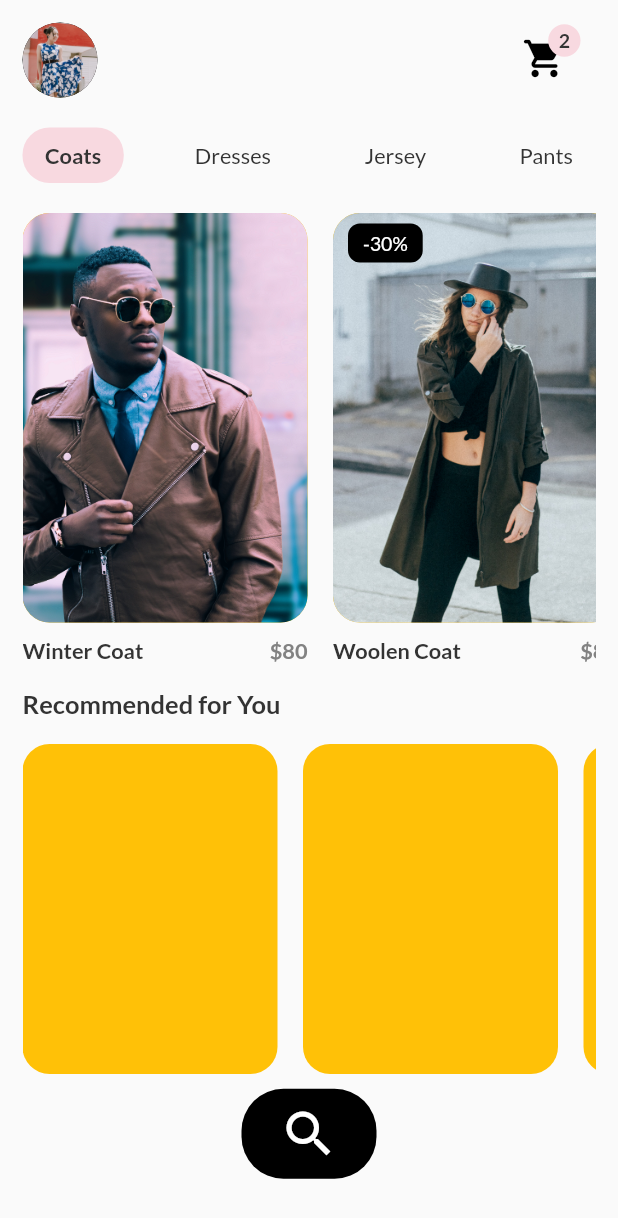
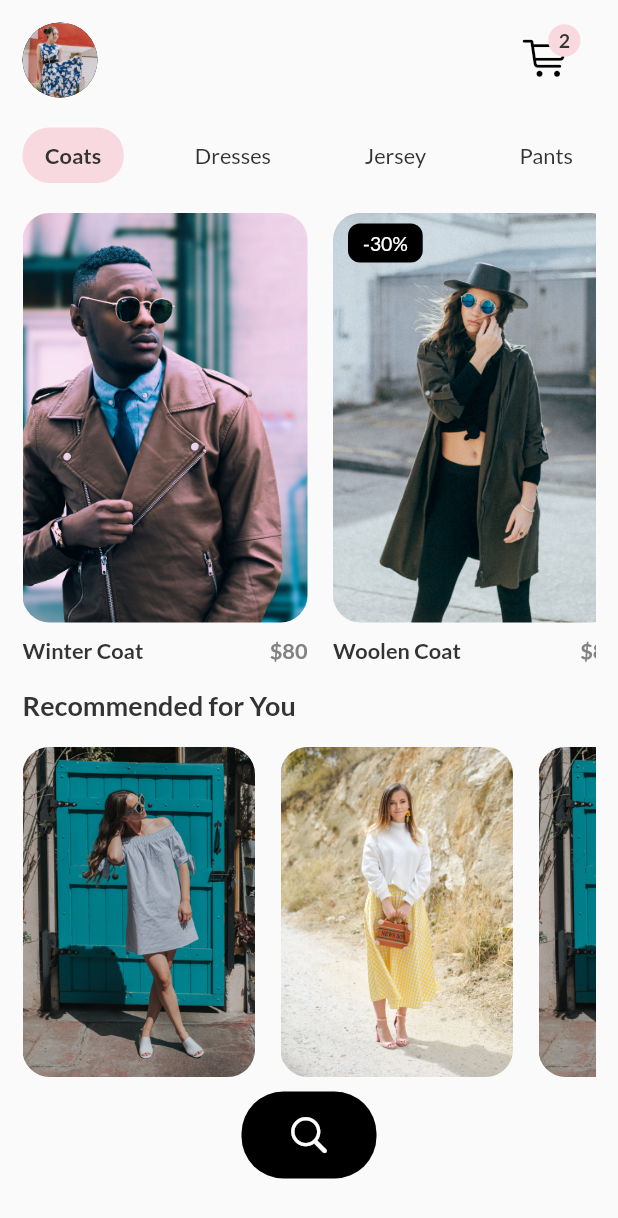
Before and after one commit to HemlockBane/purrweb-ecommerce-ui, a Flutter app: the screen it shows after launch, on a phone screen of 412 x 824 dp. Shown: the top 1218 px of the screen. Run offline on Flutter 3.47's test engine with Material 2 defaults, Android fonts, the phone set to English and light mode, and no system bars; our stand-ins replace google_fonts.

```diff
--- a/lib/main.dart
+++ b/lib/main.dart
@@ -1,63 +1,9 @@
 import 'package:constraints_tutorial/widgets/theme.dart';
+import 'package:constraints_tutorial/models/item.dart';
 import 'package:flutter/cupertino.dart';
 import 'package:flutter/material.dart';
 
-TextStyle textStyle(BuildContext context,
-    {Color color = AppTheme.black,
-    double fontSize = 17.0,
-    FontWeight fontWeight = FontWeight.normal}) {
-  return Theme.of(context).textTheme.bodyText1.copyWith(
-        color: color,
-        fontSize: fontSize,
-        fontWeight: fontWeight,
-      );
-}
 
-class Item {
-  Item({this.name, this.price, this.discount, this.imagePath});
-
-  String name = "";
-  int price = 0;
-  int discount = 0;
-  String imagePath = "";
-}
-
-class AppImages {
-  static String _basePath = "assets/images";
-  static String dami = "$_basePath/dami.jpg";
-  static String eliDafaria = "$_basePath/eli_defaria.jpg";
-  static String marionelLuciano = "$_basePath/marionel_luciano.jpg";
-  static String markAdriano = "$_basePath/mark_adriano.jpg";
-  static String tamaraBellis = "$_basePath/tamara_bellis.jpg";
-}
-
-List<Item> getPlaceHolderItems() {
-  return <Item>[
-    Item(
-        name: "Winter Coat", price: 80, discount: 0, imagePath: AppImages.dami),
-    Item(
-        name: "Woolen Coat",
-        price: 80,
-        discount: 30,
-        imagePath: AppImages.eliDafaria),
-    Item(
-        name: "Winter Coat", price: 80, discount: 0, imagePath: AppImages.dami),
-    Item(
-        name: "Woolen Coat",
-        price: 80,
-        discount: 30,
-        imagePath: AppImages.eliDafaria)
-  ];
-}
-
-List<Item> getRecommendedPlaceHolderItems() {
-  return <Item>[
-    Item(name: "", price: 80, discount: 0, imagePath: AppImages.markAdriano),
-    Item(name: "", price: 80, discount: 30, imagePath: AppImages.tamaraBellis),
-    Item(name: "", price: 80, discount: 0, imagePath: AppImages.markAdriano),
-    Item(name: "", price: 80, discount: 30, imagePath: AppImages.tamaraBellis)
-  ];
-}
 
 void main() {
   runApp(MyApp());
@@ -70,9 +16,6 @@ class MyApp extends StatelessWidget {
     return MaterialApp(
       title: 'Purrweb Store',
       theme: AppTheme().getDefaultAppTheme(),
-      // theme: ThemeData(
-      //   visualDensity: VisualDensity.adaptivePlatformDensity,
-      // ),
       home: MyHomePage(),
     );
   }
@@ -117,7 +60,7 @@ class _MyHomePageState extends State<MyHomePage> {
               Align(
                 alignment: Alignment(0.0, 0.9),
                 child: Container(
-                  padding: EdgeInsets.symmetric(horizontal: 25, vertical: 10),
+                  padding: EdgeInsets.symmetric(horizontal: 30, vertical: 14),
                   decoration: BoxDecoration(
                     color: Colors.black,
                     borderRadius: BorderRadius.all(
@@ -125,8 +68,8 @@ class _MyHomePageState extends State<MyHomePage> {
                     ),
                   ),
                   child: Icon(
-                    Icons.search,
-                    size: 40,
+                    CupertinoIcons.search,
+                    size: 30,
                     color: Colors.white,
                   ),
                 ),
@@ -164,7 +107,7 @@ class _MyHomePageState extends State<MyHomePage> {
               margin: EdgeInsets.only(right: 10),
               child: IconButton(
                 icon: Icon(
-                  Icons.shopping_cart_rounded,
+                  CupertinoIcons.cart,
                   size: 30,
                   color: Colors.black,
                 ),
@@ -256,7 +199,6 @@ class _MyHomePageState extends State<MyHomePage> {
                                     image: DecorationImage(
                                         image: AssetImage(item.imagePath),
                                         fit: BoxFit.cover),
-                                    color: Colors.amber,
                                     borderRadius: BorderRadius.all(
                                       Radius.circular(18),
                                     ),
@@ -323,7 +265,7 @@ class _MyHomePageState extends State<MyHomePage> {
               style: textStyle(
                 context,
                 fontWeight: FontWeight.bold,
-                fontSize: 17,
+                fontSize: 18,
               ),
             ),
             SizedBox(
@@ -335,16 +277,21 @@ class _MyHomePageState extends State<MyHomePage> {
                 scrollDirection: Axis.horizontal,
                 children: List.generate(
                   4,
-                  (int idx) => Container(
+                  (int idx) {
+                    final items = getRecommendedPlaceHolderItems();
+                    final item = items[idx];
+                    return Container(
                       margin: EdgeInsets.only(right: 17),
                       height: 100,
-                    width: 170,
+                      width: 155,
                       child: Column(
                         children: [
                           Expanded(
                             child: Container(
                               decoration: BoxDecoration(
-                              color: Colors.amber,
+                                image: DecorationImage(
+                                    image: AssetImage(item.imagePath),
+                                    fit: BoxFit.cover),
                                 borderRadius: BorderRadius.all(
                                   Radius.circular(18),
                                 ),
@@ -356,7 +303,8 @@ class _MyHomePageState extends State<MyHomePage> {
                           ),
                         ],
                       ),
-                  ),
+                    );
+                  },
                 ),
               ),
             ),
--- /dev/null
+++ b/lib/models/item.dart
@@ -0,0 +1,59 @@
+import 'package:constraints_tutorial/widgets/theme.dart';
+import 'package:flutter/material.dart';
+
+TextStyle textStyle(BuildContext context,
+    {Color color = AppTheme.black,
+    double fontSize = 17.0,
+    FontWeight fontWeight = FontWeight.normal}) {
+  return Theme.of(context).textTheme.bodyText1.copyWith(
+        color: color,
+        fontSize: fontSize,
+        fontWeight: fontWeight,
+      );
+}
+
+class Item {
+  Item({this.name, this.price, this.discount, this.imagePath});
+
+  String name = "";
+  int price = 0;
+  int discount = 0;
+  String imagePath = "";
+}
+
+class AppImages {
+  static String _basePath = "assets/images";
+  static String dami = "$_basePath/dami.jpg";
+  static String eliDafaria = "$_basePath/eli_defaria.jpg";
+  static String marionelLuciano = "$_basePath/marionel_luciano.jpg";
+  static String markAdriano = "$_basePath/mark_adriano.jpg";
+  static String tamaraBellis = "$_basePath/tamara_bellis.jpg";
+}
+
+List<Item> getPlaceHolderItems() {
+  return <Item>[
+    Item(
+        name: "Winter Coat", price: 80, discount: 0, imagePath: AppImages.dami),
+    Item(
+        name: "Woolen Coat",
+        price: 80,
+        discount: 30,
+        imagePath: AppImages.eliDafaria),
+    Item(
+        name: "Winter Coat", price: 80, discount: 0, imagePath: AppImages.dami),
+    Item(
+        name: "Woolen Coat",
+        price: 80,
+        discount: 30,
+        imagePath: AppImages.eliDafaria)
+  ];
+}
+
+List<Item> getRecommendedPlaceHolderItems() {
+  return <Item>[
+    Item(name: "", price: 80, discount: 0, imagePath: AppImages.markAdriano),
+    Item(name: "", price: 80, discount: 30, imagePath: AppImages.tamaraBellis),
+    Item(name: "", price: 80, discount: 0, imagePath: AppImages.markAdriano),
+    Item(name: "", price: 80, discount: 30, imagePath: AppImages.tamaraBellis)
+  ];
+}
--- a/pubspec.yaml
+++ b/pubspec.yaml
@@ -3,7 +3,7 @@ description: A new Flutter project.
 
 # The following line prevents the package from being accidentally published to
 # pub.dev using `pub publish`. This is preferred for private packages.
-publish_to: 'none' # Remove this line if you wish to publish to pub.dev
+publish_to: "none" # Remove this line if you wish to publish to pub.dev
 
 # The following defines the version and build number for your application.
 # A version number is three numbers separated by dots, like 1.2.43
@@ -24,6 +24,7 @@ dependencies:
   flutter:
     sdk: flutter
   cupertino_icons: ^1.0.0
+  font_awesome_flutter: ^8.11.0
   google_fonts: ^1.1.2
 
 dev_dependencies:
@@ -34,7 +35,6 @@ dev_dependencies:
 # following page: https://dart.dev/tools/pub/pubspec
 # The following section is specific to Flutter.
 flutter:
-
   # The following line ensures that the Material Icons font is
   # included with your application, so that you can use the icons in
   # the material Icons class.
```
Also changed, not shown: assets/images/mark_adriano.jpg (renamed from assets/images/mark_adriane.jpg), pubspec.lock. Lines whose indentation alone changed are shown as unchanged.
